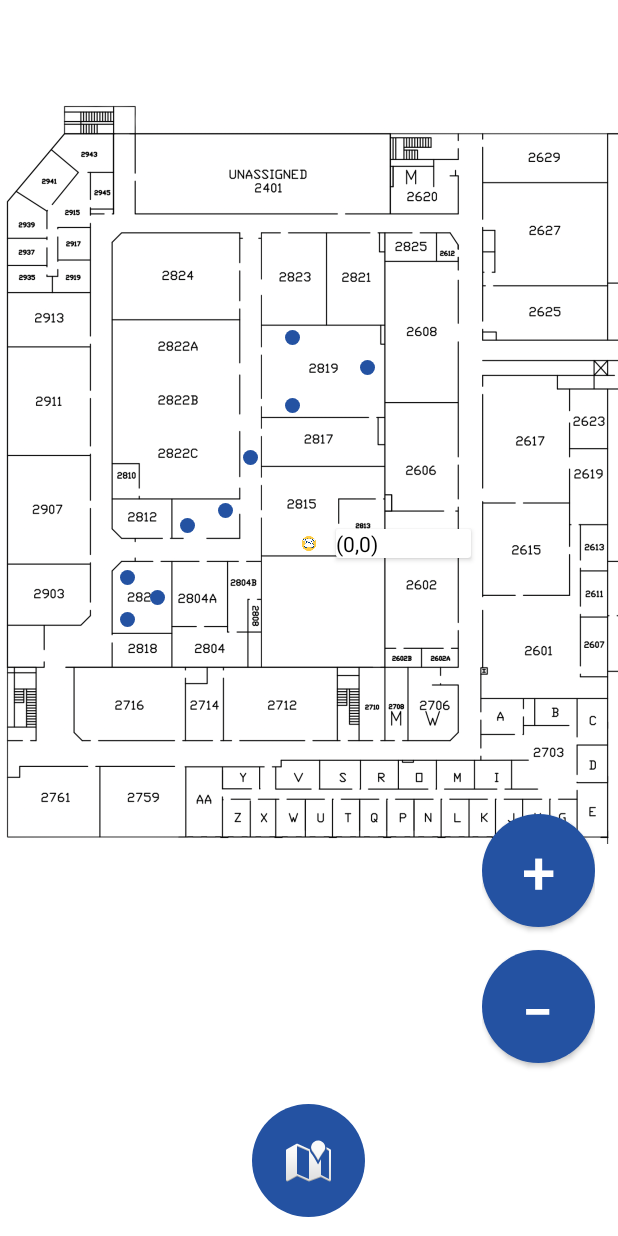
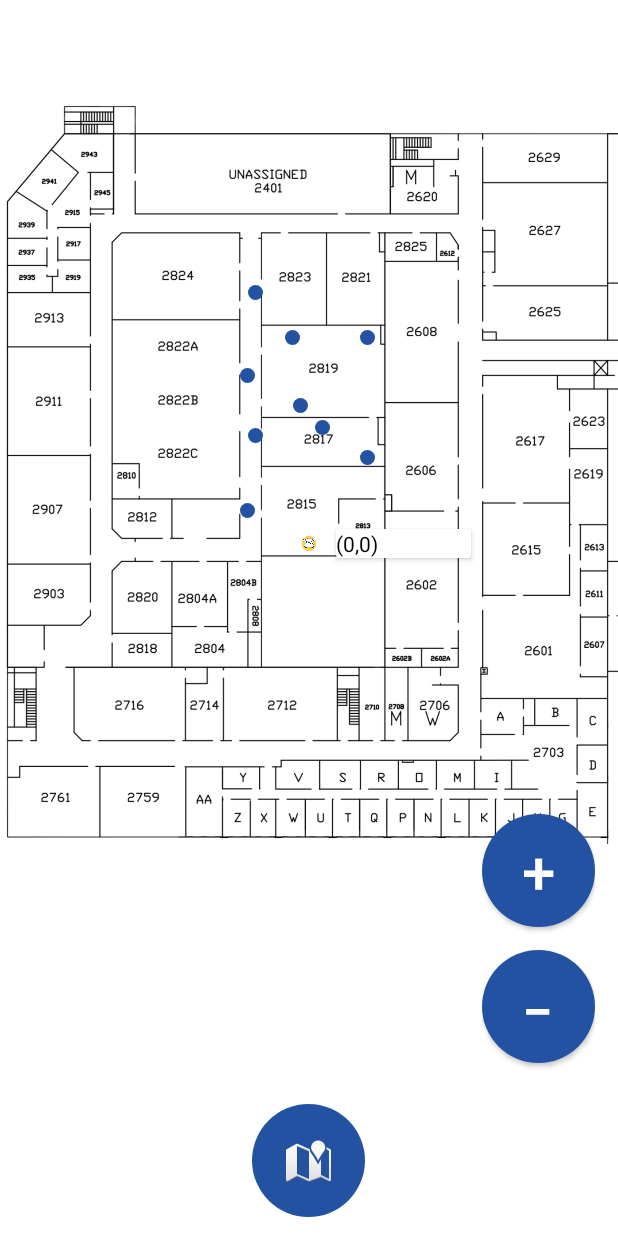
Before and after one commit to RRULE2001/Android-GPS-using-Wifi-RTT, an Android app: the screen it shows after launch (MainActivity), on a phone screen of 412 x 824 dp. Run offline under Robolectric (Android 15) with nearby library versions, the phone set to English and light mode, and no system bars.

Commit message:
Added new router positions that focus on hallway

```diff
--- a/WiFi RTT Check/app/src/main/java/com/example/tes_wifi_rtt/GPSCoreAPI.java
+++ b/WiFi RTT Check/app/src/main/java/com/example/tes_wifi_rtt/GPSCoreAPI.java
@@ -385,16 +385,15 @@ public class GPSCoreAPI {
     public GPSCoreAPI() {
         this.device = new Device();
         this.lookupTable = new HashMap<>();
-        lookupTable.put("70:3a:cb:6e:ce:85", new float[] {28.33f, 65.45f});
-        lookupTable.put("60:b7:6e:8c:78:98", new float[] {15.63f, 74.25f});
-        lookupTable.put("d8:6c:63:d6:5f:aa", new float[] {15.63f, 79.72f});
-        lookupTable.put("60:b7:6e:a3:73:1a", new float[] {19.54f, 76.79f});
+        lookupTable.put("d8:6c:63:d6:5f:aa", new float[] {32.24f, 37.12f});
+        lookupTable.put("9c:4f:5f:0b:a9:5a", new float[] {31.26f, 47.87f});
+        lookupTable.put("9c:4f:5f:0b:ad:6f", new float[] {32.24f, 55.68f});
+        lookupTable.put("70:3a:cb:6e:ce:85", new float[] {31.26f, 65.45f});
         lookupTable.put("70:3a:cb:29:4b:3a", new float[] {37.12f, 42.98f});
-        lookupTable.put("60:b7:6e:a3:72:07", new float[] {37.12f, 51.78f});
-        lookupTable.put("9c:4f:5f:0b:ac:b4", new float[] {46.89f, 46.89f});
-        lookupTable.put("9c:4f:5f:0b:a9:5a", new float[] {23.45f, 67.41f});
-        lookupTable.put("9c:4f:5f:0b:ad:6f", new float[] {31.65f, 58.62f});
-
+        lookupTable.put("9c:4f:5f:0b:ac:b4", new float[] {46.89f, 42.98f});
+        lookupTable.put("60:b7:6e:a3:72:07", new float[] {38.10f, 51.78f});
+        lookupTable.put("60:b7:6e:a3:73:1a", new float[] {41.03f, 54.71f});
+        lookupTable.put("60:b7:6e:8c:78:98", new float[] {46.89f, 58.62f});
     }
 
     /**
@@ -412,15 +411,15 @@ public class GPSCoreAPI {
         // Create new Device object with input router data
         this.device = new Device(0, 0, router);
         this.lookupTable = new HashMap<>();
-        lookupTable.put("70:3a:cb:6e:ce:85", new float[] {28.33f, 65.45f});
-        lookupTable.put("60:b7:6e:8c:78:98", new float[] {15.63f, 74.25f});
-        lookupTable.put("d8:6c:63:d6:5f:aa", new float[] {15.63f, 79.72f});
-        lookupTable.put("60:b7:6e:a3:73:1a", new float[] {19.54f, 76.79f});
+        lookupTable.put("d8:6c:63:d6:5f:aa", new float[] {32.24f, 37.12f});
+        lookupTable.put("9c:4f:5f:0b:a9:5a", new float[] {31.26f, 47.87f});
+        lookupTable.put("9c:4f:5f:0b:ad:6f", new float[] {32.24f, 55.68f});
+        lookupTable.put("70:3a:cb:6e:ce:85", new float[] {31.26f, 65.45f});
         lookupTable.put("70:3a:cb:29:4b:3a", new float[] {37.12f, 42.98f});
-        lookupTable.put("60:b7:6e:a3:72:07", new float[] {37.12f, 51.78f});
-        lookupTable.put("9c:4f:5f:0b:ac:b4", new float[] {46.89f, 46.89f});
-        lookupTable.put("9c:4f:5f:0b:a9:5a", new float[] {23.45f, 67.41f});
-        lookupTable.put("9c:4f:5f:0b:ad:6f", new float[] {31.65f, 58.62f});
+        lookupTable.put("9c:4f:5f:0b:ac:b4", new float[] {46.89f, 42.98f});
+        lookupTable.put("60:b7:6e:a3:72:07", new float[] {38.10f, 51.78f});
+        lookupTable.put("60:b7:6e:a3:73:1a", new float[] {41.03f, 54.71f});
+        lookupTable.put("60:b7:6e:8c:78:98", new float[] {46.89f, 58.62f});
     }
 
     /* Gets */
--- a/WiFi RTT Check/app/src/main/res/layout/activity_main.xml
+++ b/WiFi RTT Check/app/src/main/res/layout/activity_main.xml
@@ -38,12 +38,28 @@
                     android:src="@drawable/map" />
 
                 <ImageView
+                    android:id="@+id/MACb4"
+                    android:layout_width="10dp"
+                    android:layout_height="10dp"
+                    android:layout_marginStart="240dp"
+                    android:layout_marginTop="220dp"
+                    android:src="@drawable/router_icon" />
+
+                <ImageView
+                    android:id="@+id/MAC07"
+                    android:layout_width="10dp"
+                    android:layout_height="10dp"
+                    android:layout_marginStart="195dp"
+                    android:layout_marginTop="265dp"
+                    android:src="@drawable/router_icon" />
+
+                <ImageView
                     android:id="@+id/MAC6f"
                     android:layout_width="10dp"
                     android:layout_height="10dp"
 
-                    android:layout_marginStart="162dp"
-                    android:layout_marginTop="300dp"
+                    android:layout_marginStart="165dp"
+                    android:layout_marginTop="285dp"
                     android:src="@drawable/router_icon" />
 
                 <ImageView
@@ -51,24 +67,8 @@
                     android:layout_width="10dp"
                     android:layout_height="10dp"
 
-                    android:layout_marginStart="120dp"
-                    android:layout_marginTop="345dp"
-                    android:src="@drawable/router_icon" />
-
-                <ImageView
-                    android:id="@+id/MACb4"
-                    android:layout_width="10dp"
-                    android:layout_height="10dp"
-                    android:layout_marginStart="240dp"
-                    android:layout_marginTop="240dp"
-                    android:src="@drawable/router_icon" />
-
-                <ImageView
-                    android:id="@+id/MAC07"
-                    android:layout_width="10dp"
-                    android:layout_height="10dp"
-                    android:layout_marginStart="190dp"
-                    android:layout_marginTop="265dp"
+                    android:layout_marginStart="160dp"
+                    android:layout_marginTop="245dp"
                     android:src="@drawable/router_icon" />
 
                 <ImageView
@@ -76,8 +76,8 @@
                     android:layout_width="10dp"
                     android:layout_height="10dp"
 
-                    android:layout_marginStart="100dp"
-                    android:layout_marginTop="393dp"
+                    android:layout_marginStart="210dp"
+                    android:layout_marginTop="280dp"
                     android:src="@drawable/router_icon" />
 
                 <ImageView
@@ -93,7 +93,7 @@
                     android:layout_width="10dp"
                     android:layout_height="10dp"
 
-                    android:layout_marginStart="145dp"
+                    android:layout_marginStart="160dp"
                     android:layout_marginTop="335dp"
                     android:src="@drawable/router_icon" />
 
@@ -102,16 +102,16 @@
                     android:layout_width="10dp"
                     android:layout_height="10dp"
 
-                    android:layout_marginStart="80dp"
-                    android:layout_marginTop="408dp"
+                    android:layout_marginStart="165dp"
+                    android:layout_marginTop="190dp"
                     android:src="@drawable/router_icon" />
 
                 <ImageView
                     android:id="@+id/MAC98"
                     android:layout_width="10dp"
                     android:layout_height="10dp"
-                    android:layout_marginStart="80dp"
-                    android:layout_marginTop="380dp"
+                    android:layout_marginStart="240dp"
+                    android:layout_marginTop="300dp"
                     android:src="@drawable/router_icon" />
 
             </FrameLayout>
```
